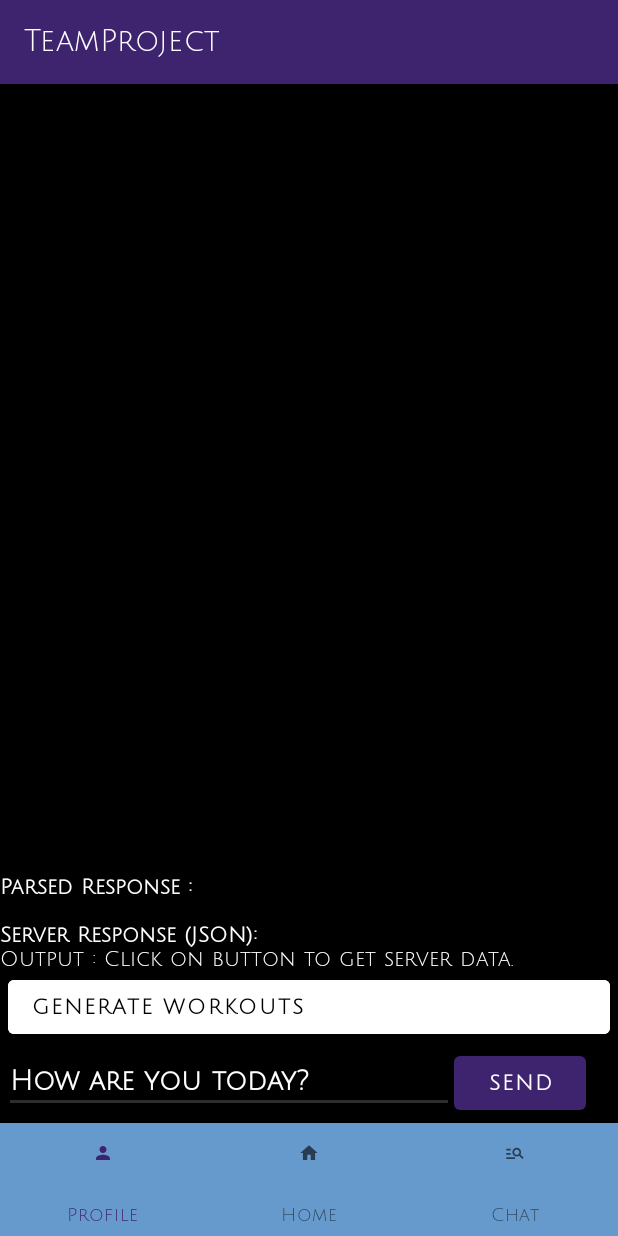
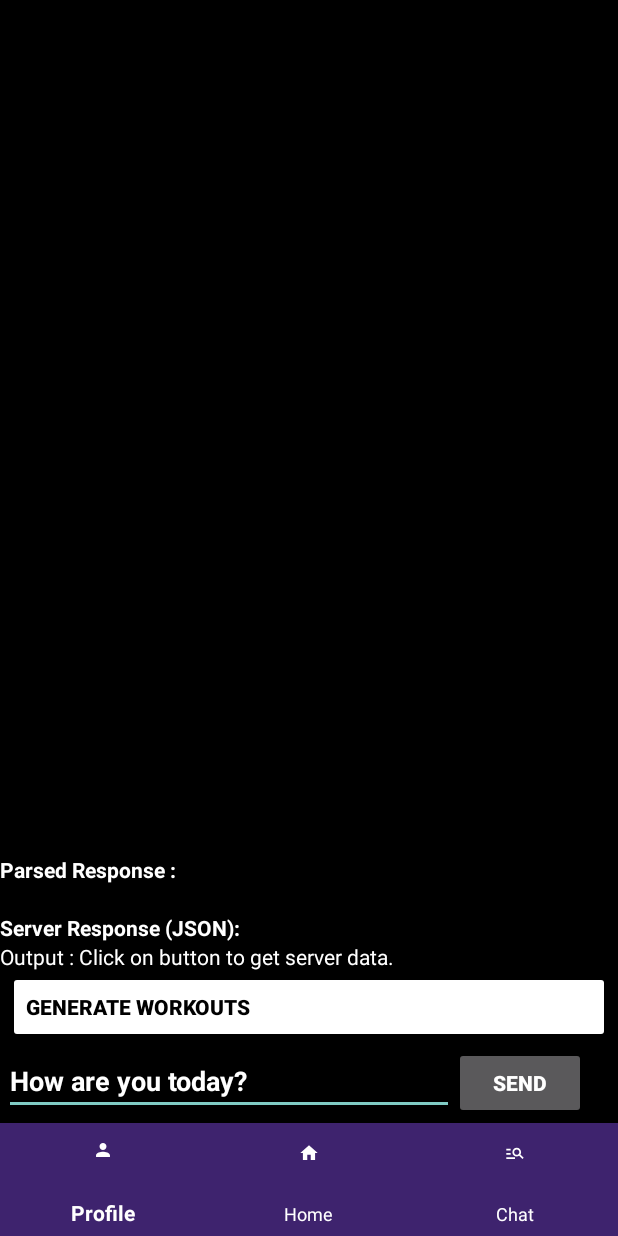
Before and after one commit to CharlesC234/MobileDeviceAppsProject, an Android app: the ChatScreen screen opened directly, with no data from a screen before it, on a phone screen of 412 x 824 dp. Run offline under Robolectric (Android 15) with nearby library versions, the phone set to English and light mode, and no system bars.

Commit message:
Took out the title bar. Also past workouts button in profile does not work.

```diff
--- a/TeamProject/app/src/main/AndroidManifest.xml
+++ b/TeamProject/app/src/main/AndroidManifest.xml
@@ -8,7 +8,7 @@
         android:label="@string/app_name"
         android:roundIcon="@mipmap/ic_launcher_round"
         android:supportsRtl="true"
-        android:theme="@style/Theme.TeamProject">
+        android:theme="@style/Theme.AppCompat.NoActionBar">
         <activity
             android:name=".ProfileScreen"
             android:exported="false" />
--- a/TeamProject/app/src/main/java/edu/floridapoly/mobiledeviceapps/fall23/cahillcharles/TeamProject/ChatScreen.java
+++ b/TeamProject/app/src/main/java/edu/floridapoly/mobiledeviceapps/fall23/cahillcharles/TeamProject/ChatScreen.java
@@ -73,7 +73,6 @@ public class ChatScreen extends AppCompatActivity implements
         int calorie = shGenerateWorkoutMeal.getInt("Calorie", 0);
         int calorieDecision = shGenerateWorkoutMeal.getInt("radioGroup",0);
         String strGender = shGenerateWorkoutMeal.getString("Gender", "");
-
 
 
 
--- a/TeamProject/app/src/main/res/layout/activity_chat_screen.xml
+++ b/TeamProject/app/src/main/res/layout/activity_chat_screen.xml
@@ -72,11 +72,13 @@
     <com.google.android.material.bottomnavigation.BottomNavigationView
         android:id="@+id/bottomNavigationView"
         android:layout_width="match_parent"
-        android:background="#6699CC"
+        android:background="@color/dark_purple"
         android:layout_height="75dp"
         app:layout_constraintBottom_toBottomOf="parent"
         app:layout_constraintEnd_toEndOf="parent"
         app:layout_constraintHorizontal_bias="0.5"
         app:layout_constraintStart_toStartOf="parent"
-        app:menu="@menu/bottom_nav_menu"/>
+        app:menu="@menu/bottom_nav_menu"
+        app:itemIconTint="@color/white"
+        app:itemTextColor="@color/white"/>
 </LinearLayout>
```
Also changed, not shown: 28 other files.
